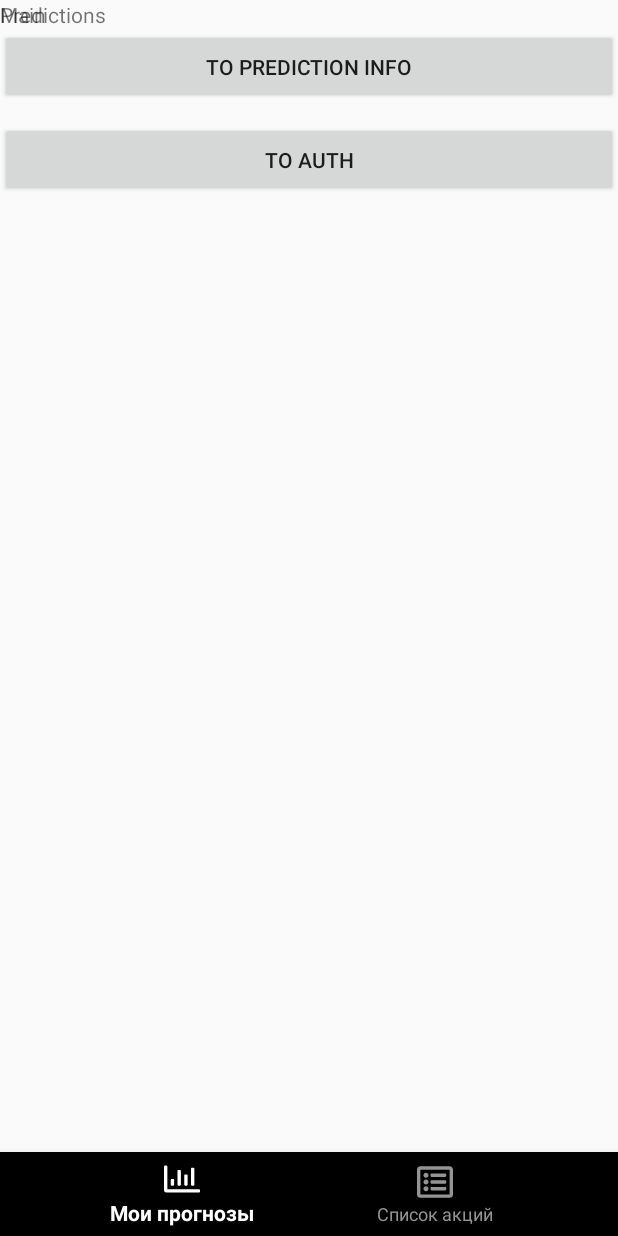
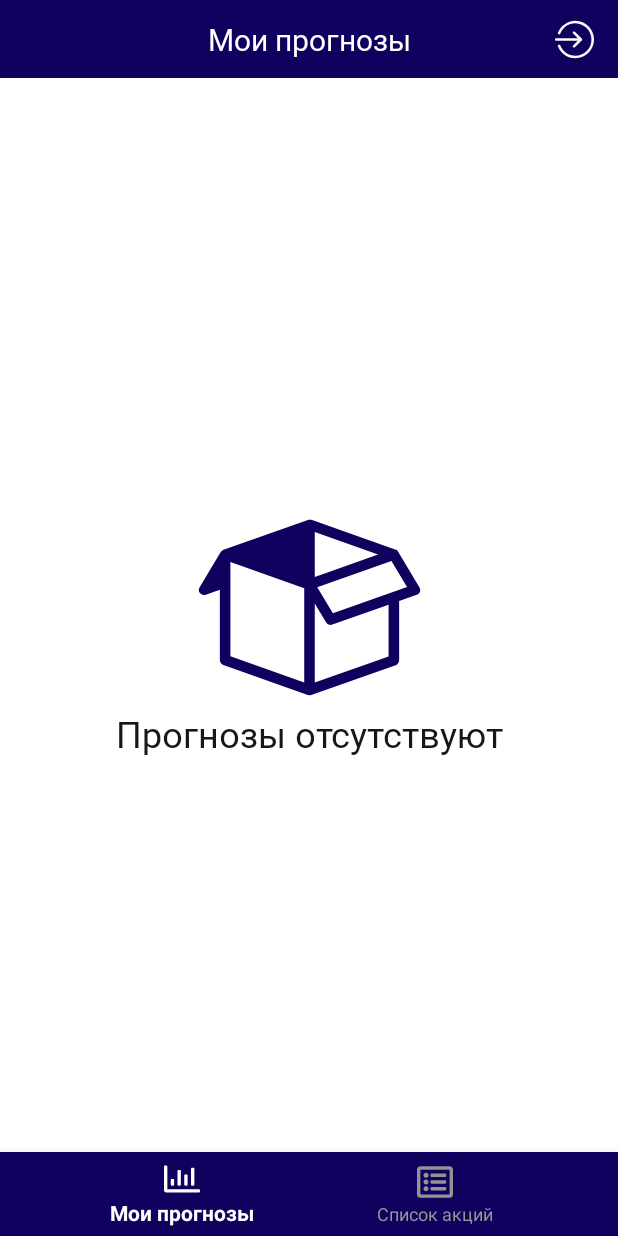
Before and after one commit to penachett/stock_price_prediction_app, an Android app: the MainFragment screen opened through its navigation route, on a phone screen of 412 x 824 dp. Run offline under Robolectric (Android 15) with nearby library versions, the phone set to English and light mode, and no system bars; our stand-ins replace navigation-ui; 1 statement that could not run was skipped.

Commit message:
added predictions + stock fragment ui (+- stub)

```diff
--- a/android/app/src/main/java/com/bmstu/stonksapp/source/HttpHandler.kt
+++ b/android/app/src/main/java/com/bmstu/stonksapp/source/HttpHandler.kt
@@ -1,6 +1,5 @@
 package com.bmstu.stonksapp.source
 
-import android.util.Log
 import com.bmstu.stonksapp.model.ResultWrapper
 import com.bmstu.stonksapp.model.tinkoff.http.ErrorResponse
 import com.google.gson.Gson
@@ -34,7 +33,6 @@ class HttpHandler {
         private fun parseErrorBody(throwable: HttpException): ErrorResponse? {
             return try {
                 throwable.response()?.errorBody()?.string()?.let {
-                    Log.i("parsing", it)
                     Gson().fromJson(it, ErrorResponse::class.java)
                 }
             } catch (exception: Exception) {
--- a/android/app/src/main/java/com/bmstu/stonksapp/ui/AuthFragment.kt
+++ b/android/app/src/main/java/com/bmstu/stonksapp/ui/AuthFragment.kt
@@ -12,8 +12,6 @@ import androidx.fragment.app.activityViewModels
 import androidx.navigation.fragment.findNavController
 import com.bmstu.stonksapp.R
 import com.bmstu.stonksapp.model.ResultWrapper
-import com.bmstu.stonksapp.ui.dialogs.DefaultDialog
-import com.bmstu.stonksapp.ui.dialogs.DefaultDialog.Companion.DIALOG_TEXT_KEY
 import com.bmstu.stonksapp.ui.dialogs.ProgressDialog
 import com.bmstu.stonksapp.util.DialogsWorker
 import com.bmstu.stonksapp.vm.MainViewModel
@@ -46,7 +44,7 @@ class AuthFragment : Fragment() {
             progressDialog = ProgressDialog()
             progressDialog?.show(childFragmentManager, TAG)
             viewModel.getTinkoffRegisterResponses()?.observe(viewLifecycleOwner, {
-                val response = it.getContentIfNotHandled()
+                val response = it.getContentIfNotWatched()
                 response?.let {
                     progressDialog?.dismiss()
                     when (response) {
--- a/android/app/src/main/java/com/bmstu/stonksapp/ui/MainActivity.kt
+++ b/android/app/src/main/java/com/bmstu/stonksapp/ui/MainActivity.kt
@@ -16,7 +16,7 @@ class MainActivity : AppCompatActivity() {
     override fun onCreate(savedInstanceState: Bundle?) {
         super.onCreate(savedInstanceState)
         setContentView(R.layout.activity_main)
-        setStatusBarColor()
+        setStatusBarColor(R.color.black)
         vm.setToken(resources.getString(R.string.tinkoff_api_key))
     }
 
@@ -24,9 +24,9 @@ class MainActivity : AppCompatActivity() {
         vm.openSocket()
     }
 
-    private fun setStatusBarColor() {
+    fun setStatusBarColor(colorResource: Int) {
         window.addFlags(WindowManager.LayoutParams.FLAG_DRAWS_SYSTEM_BAR_BACKGROUNDS)
-        window.statusBarColor = ContextCompat.getColor(this, R.color.black)
+        window.statusBarColor = ContextCompat.getColor(this, colorResource)
     }
 
     companion object {
--- a/android/app/src/main/java/com/bmstu/stonksapp/ui/MainFragment.kt
+++ b/android/app/src/main/java/com/bmstu/stonksapp/ui/MainFragment.kt
@@ -1,10 +1,11 @@
 package com.bmstu.stonksapp.ui
 
 import android.os.Bundle
-import android.util.Log
 import android.view.LayoutInflater
 import android.view.View
 import android.view.ViewGroup
+import android.widget.ImageView
+import android.widget.TextView
 import androidx.fragment.app.Fragment
 import androidx.navigation.NavController
 import androidx.navigation.NavDestination
@@ -16,15 +17,24 @@ import com.google.android.material.bottomnavigation.BottomNavigationView
 
 class MainFragment : Fragment() {
 
+    private lateinit var fragName: TextView
+    private lateinit var logoutIcon: ImageView
+
     override fun onCreate(savedInstanceState: Bundle?) {
         super.onCreate(savedInstanceState)
+        (requireActivity() as? MainActivity)?.setStatusBarColor(R.color.primary_dark)
     }
 
     override fun onCreateView(
-        inflater: LayoutInflater, container: ViewGroup?,
-        savedInstanceState: Bundle?
+            inflater: LayoutInflater, container: ViewGroup?,
+            savedInstanceState: Bundle?
     ): View {
         val view: View = inflater.inflate(R.layout.fragment_main, container, false)
+        fragName = view.findViewById(R.id.main_fragment_name)
+        logoutIcon = view.findViewById(R.id.logout_icon)
+        logoutIcon.setOnClickListener {
+            parentFragment?.findNavController()?.navigate(R.id.action_to_auth_fragment)
+        }
         setBottomMenuNavigation(view)
         return view
     }
@@ -36,9 +46,11 @@ class MainFragment : Fragment() {
             val navController = navHostFragment.navController
             navController.addOnDestinationChangedListener { _: NavController?, destination: NavDestination, _: Bundle? ->
                 if (destination.id == R.id.navigation_predictions) {
-
+                    logoutIcon.visibility = View.VISIBLE
+                    fragName.text = resources.getString(R.string.my_predictions)
                 } else if (destination.id == R.id.navigation_stocks) {
-
+                    logoutIcon.visibility = View.GONE
+                    fragName.text = resources.getString(R.string.stocks_list)
                 }
             }
             val bottomNav: BottomNavigationView = view.findViewById(R.id.bottom_nav_view)
--- a/android/app/src/main/java/com/bmstu/stonksapp/ui/PredictionsFragment.kt
+++ b/android/app/src/main/java/com/bmstu/stonksapp/ui/PredictionsFragment.kt
@@ -25,14 +25,9 @@ class PredictionsFragment : Fragment() {
 
     override fun onViewCreated(view: View, savedInstanceState: Bundle?) {
         super.onViewCreated(view, savedInstanceState)
-        val btnPredictions: Button = view.findViewById(R.id.btn_predictions)
-        btnPredictions.setOnClickListener {
-            parentFragment?.parentFragment?.findNavController()?.navigate(R.id.action_to_prediction_info_fragment)
-        }
-        val btnLogout: Button = view.findViewById(R.id.btn_auth)
-        btnLogout.setOnClickListener {
-            parentFragment?.parentFragment?.findNavController()?.navigate(R.id.action_to_auth_fragment)
-        }
+//        btnPredictions.setOnClickListener {
+//            parentFragment?.parentFragment?.findNavController()?.navigate(R.id.action_to_prediction_info_fragment)
+//        }
     }
 
     companion object {
--- a/android/app/src/main/java/com/bmstu/stonksapp/ui/StocksFragment.kt
+++ b/android/app/src/main/java/com/bmstu/stonksapp/ui/StocksFragment.kt
@@ -26,10 +26,9 @@ class StocksFragment : Fragment() {
 
     override fun onViewCreated(view: View, savedInstanceState: Bundle?) {
         super.onViewCreated(view, savedInstanceState)
-        val btn: Button = view.findViewById(R.id.btn_stock_info)
-        btn.setOnClickListener {
-            parentFragment?.parentFragment?.findNavController()?.navigate(R.id.action_to_stock_info_fragment)
-        }
+//        btn.setOnClickListener {
+//            parentFragment?.parentFragment?.findNavController()?.navigate(R.id.action_to_stock_info_fragment)
+//        }
     }
 
     companion object {
--- a/android/app/src/main/java/com/bmstu/stonksapp/util/DialogsWorker.kt
+++ b/android/app/src/main/java/com/bmstu/stonksapp/util/DialogsWorker.kt
@@ -2,8 +2,6 @@ package com.bmstu.stonksapp.util
 
 import android.os.Bundle
 import androidx.fragment.app.FragmentManager
-import com.bmstu.stonksapp.R
-import com.bmstu.stonksapp.ui.AuthFragment
 import com.bmstu.stonksapp.ui.dialogs.DefaultDialog
 
 class DialogsWorker {
--- a/android/app/src/main/java/com/bmstu/stonksapp/util/Event.kt
+++ b/android/app/src/main/java/com/bmstu/stonksapp/util/Event.kt
@@ -5,7 +5,7 @@ open class Event<out T>(private val content: T) {
     var isWatched = false
         private set
 
-    fun getContentIfNotHandled(): T? {
+    fun getContentIfNotWatched(): T? {
         return if (isWatched) {
             null
         } else {
--- /dev/null
+++ b/android/app/src/main/res/drawable/ic_box.xml
@@ -0,0 +1,9 @@
+<vector xmlns:android="http://schemas.android.com/apk/res/android"
+    android:width="512dp"
+    android:height="512dp"
+    android:viewportWidth="128"
+    android:viewportHeight="128">
+  <path
+      android:pathData="M15,109.8l48,17c0,0 0,0 0,0c0.1,0 0.2,0.1 0.3,0.1c0.2,0.1 0.5,0.1 0.7,0.1c0.2,0 0.3,0 0.5,0c0,0 0,0 0,0c0,0 0,0 0.1,0c0.1,0 0.3,-0.1 0.4,-0.1c0,0 0,0 0,0l48,-17c1.2,-0.4 2,-1.6 2,-2.8V73.4l10,-3.5c0.8,-0.3 1.5,-1 1.8,-1.8s0.2,-1.8 -0.3,-2.6l-12,-20c0,0 -0.1,-0.1 -0.1,-0.1c0,-0.1 -0.1,-0.1 -0.1,-0.2c0,0 0,0 0,0c0,-0.1 -0.1,-0.1 -0.1,-0.2c0,0 0,0 0,-0.1c-0.1,-0.1 -0.1,-0.1 -0.2,-0.2c0,0 -0.1,-0.1 -0.1,-0.1c0,0 -0.1,-0.1 -0.1,-0.1c0,0 -0.1,0 -0.1,0c0,0 -0.1,-0.1 -0.1,-0.1c-0.1,-0.1 -0.2,-0.1 -0.3,-0.1c-0.1,0 -0.1,-0.1 -0.2,-0.1c0,0 0,0 0,0c0,0 0,0 0,0l-48,-17c0,0 0,0 -0.1,0c0,0 -0.1,0 -0.1,0c0,0 -0.1,0 -0.1,0c-0.1,0 -0.1,0 -0.2,0c0,0 0,0 0,0c0,0 0,0 0,0c-0.1,0 -0.1,0 -0.2,0c-0.1,0 -0.1,0 -0.2,0c-0.1,0 -0.2,0 -0.4,0c-0.1,0 -0.1,0 -0.2,0c-0.2,0 -0.4,0.1 -0.5,0.1l-48,17c-0.2,0.1 -0.3,0.1 -0.5,0.2c0,0 -0.1,0.1 -0.1,0.1c-0.1,0.1 -0.2,0.1 -0.3,0.2c0,0 -0.1,0.1 -0.1,0.1c-0.1,0.1 -0.2,0.1 -0.2,0.2c0,0 -0.1,0.1 -0.1,0.1c-0.1,0.1 -0.1,0.2 -0.2,0.2c0,0 0,0.1 -0.1,0.1l-12,20c-0.7,1.1 -0.6,2.5 0.2,3.4C2.3,69.6 3.1,70 4,70c0.3,0 0.7,-0.1 1,-0.2l8,-2.8v40C13,108.3 13.8,109.4 15,109.8zM119.5,65.4l-42.2,15l-8.9,-14.8l42.2,-15L119.5,65.4zM67,34.2L103,47L67,59.8V34.2zM67,74.8l6.4,10.7C74,86.5 75,87 76,87c0.3,0 0.7,-0.1 1,-0.2l32,-11.3v29.4l-42,14.9V74.8zM19,51.2l42,14.9v53.6l-42,-14.9V51.2z"
+      android:fillColor="#000000"/>
+</vector>
--- /dev/null
+++ b/android/app/src/main/res/drawable/ic_logout.xml
@@ -0,0 +1,15 @@
+<vector xmlns:android="http://schemas.android.com/apk/res/android"
+    android:width="490dp"
+    android:height="490dp"
+    android:viewportWidth="490.66666"
+    android:viewportHeight="490">
+  <path
+      android:fillColor="@color/white"
+      android:pathData="m474.668,261h-309.336c-8.832,0 -16,-7.168 -16,-16s7.168,-16 16,-16h309.336c8.832,0 16,7.168 16,16s-7.168,16 -16,16zM474.668,261"/>
+  <path
+      android:fillColor="@color/white"
+      android:pathData="m250.668,346.332c-4.098,0 -8.191,-1.555 -11.309,-4.691l-85.332,-85.332c-6.25,-6.254 -6.25,-16.387 0,-22.637l85.332,-85.332c6.25,-6.25 16.383,-6.25 22.637,0 6.25,6.25 6.25,16.383 0,22.633l-74.027,74.027 74.027,74.027c6.25,6.25 6.25,16.383 0,22.633 -3.137,3.117 -7.234,4.672 -11.328,4.672zM250.668,346.332"/>
+  <path
+      android:fillColor="@color/white"
+      android:pathData="m234.668,479.668c-129.387,0 -234.668,-105.281 -234.668,-234.668s105.281,-234.668 234.668,-234.668c97.086,0 182.805,58.41 218.41,148.824 3.242,8.211 -0.813,17.492 -9.023,20.754 -8.215,3.203 -17.496,-0.789 -20.758,-9.043 -30.742,-78.082 -104.789,-128.535 -188.629,-128.535 -111.746,0 -202.668,90.926 -202.668,202.668s90.922,202.668 202.668,202.668c83.84,0 157.887,-50.453 188.629,-128.512 3.242,-8.258 12.523,-12.246 20.758,-9.047 8.211,3.242 12.266,12.543 9.023,20.758 -35.605,90.391 -121.324,148.801 -218.41,148.801zM234.668,479.668"/>
+</vector>
--- a/android/app/src/main/res/layout/fragment_main.xml
+++ b/android/app/src/main/res/layout/fragment_main.xml
@@ -6,11 +6,42 @@
     xmlns:app="http://schemas.android.com/apk/res-auto"
     tools:context=".ui.MainFragment">
 
-    <TextView
+    <androidx.constraintlayout.widget.ConstraintLayout
+        android:id="@+id/header_cl"
         android:layout_width="match_parent"
         android:layout_height="wrap_content"
-        android:text="Main"
-        app:layout_constraintTop_toTopOf="parent"/>
+        android:minHeight="52dp"
+        android:paddingVertical="2dp"
+        android:background="@color/primary_dark"
+        app:layout_constraintTop_toTopOf="parent">
+
+        <TextView
+            android:id="@+id/main_fragment_name"
+            android:layout_width="match_parent"
+            android:layout_height="wrap_content"
+            android:textAlignment="center"
+            android:textSize="20sp"
+            android:text="@string/my_predictions"
+            android:layout_marginStart="44dp"
+            android:layout_marginEnd="44dp"
+            android:textColor="@color/white"
+            android:fontFamily="@font/mplus_rounded_regular"
+            app:layout_constraintTop_toTopOf="parent"
+            app:layout_constraintBottom_toBottomOf="parent"/>
+
+        <ImageView
+            android:id="@+id/logout_icon"
+            android:layout_width="26dp"
+            android:layout_height="26dp"
+            android:layout_marginEnd="16dp"
+            android:src="@drawable/ic_logout"
+            android:rotation="180"
+            android:visibility="visible"
+            app:layout_constraintTop_toTopOf="parent"
+            app:layout_constraintBottom_toBottomOf="parent"
+            app:layout_constraintEnd_toEndOf="parent"/>
+
+    </androidx.constraintlayout.widget.ConstraintLayout>
 
     <androidx.fragment.app.FragmentContainerView
         android:id="@+id/inner_nav_host_fragment"
@@ -18,7 +49,7 @@
         android:layout_width="match_parent"
         android:layout_height="0dp"
         app:layout_constraintStart_toStartOf="parent"
-        app:layout_constraintTop_toTopOf="parent"
+        app:layout_constraintTop_toBottomOf="@id/header_cl"
         app:layout_constraintBottom_toTopOf="@id/bottom_nav_view"
         app:navGraph="@navigation/bottom_navigation" />
 
@@ -26,7 +57,7 @@
         android:id="@+id/bottom_nav_view"
         android:layout_width="match_parent"
         android:layout_height="wrap_content"
-        android:background="@color/black"
+        android:background="@color/primary_dark"
         app:labelVisibilityMode="labeled"
         style="@style/bottomNavMenu"
         app:itemIconTint="@drawable/bottom_nav_colors"
--- a/android/app/src/main/res/layout/fragment_predictions.xml
+++ b/android/app/src/main/res/layout/fragment_predictions.xml
@@ -1,31 +1,63 @@
 <?xml version="1.0" encoding="utf-8"?>
-<androidx.constraintlayout.widget.ConstraintLayout xmlns:android="http://schemas.android.com/apk/res/android"
-    xmlns:tools="http://schemas.android.com/tools"
+<androidx.constraintlayout.widget.ConstraintLayout
+    xmlns:android="http://schemas.android.com/apk/res/android"
     android:layout_width="match_parent"
     android:layout_height="match_parent"
     xmlns:app="http://schemas.android.com/apk/res-auto"
-    tools:context=".ui.PredictionsFragment">
+    android:background="@color/white">
 
-    <TextView
-        android:id="@+id/tv"
+    <androidx.recyclerview.widget.RecyclerView
+        android:id="@+id/predictions_list"
+        android:layout_width="match_parent"
+        android:layout_height="match_parent"
+        app:layout_constraintTop_toTopOf="parent"
+        app:layout_constraintStart_toStartOf="parent"
+        android:scrollbars="none"/>
+
+    <ProgressBar
+        android:id="@+id/progress_predictions"
+        style="?android:attr/progressBarStyle"
+        android:layout_width="50dp"
+        android:layout_height="50dp"
+        android:visibility="gone"
+        app:layout_constraintVertical_bias="0.35"
+        app:layout_constraintHorizontal_bias="0.5"
+        app:layout_constraintStart_toStartOf="parent"
+        app:layout_constraintTop_toTopOf="parent"
+        app:layout_constraintBottom_toBottomOf="parent"
+        app:layout_constraintEnd_toEndOf="parent"
+        android:indeterminateTint="@color/primary_dark"/>
+
+    <androidx.constraintlayout.widget.ConstraintLayout
+        android:id="@+id/empty_predictions_cl"
         android:layout_width="match_parent"
         android:layout_height="wrap_content"
-        android:text="Predictions"
-        app:layout_constraintTop_toTopOf="parent"/>
+        android:layout_marginHorizontal="20dp"
+        android:visibility="visible"
+        app:layout_constraintTop_toTopOf="parent"
+        app:layout_constraintBottom_toBottomOf="parent">
 
-    <Button
-        android:id="@+id/btn_predictions"
-        android:layout_width="match_parent"
-        android:layout_height="50dp"
-        android:text="to prediction info"
-        app:layout_constraintTop_toBottomOf="@id/tv"/>
+        <ImageView
+            android:id="@+id/empty_predictions_icon"
+            android:layout_width="150dp"
+            android:layout_height="150dp"
+            android:src="@drawable/ic_box"
+            app:tint="@color/primary_dark"
+            app:layout_constraintTop_toTopOf="parent"
+            app:layout_constraintStart_toStartOf="parent"
+            app:layout_constraintEnd_toEndOf="parent"/>
 
-    <Button
-        android:id="@+id/btn_auth"
-        android:layout_width="match_parent"
-        android:layout_height="50dp"
-        android:text="to auth"
-        android:layout_marginTop="12dp"
-        app:layout_constraintTop_toBottomOf="@id/btn_predictions"/>
+        <TextView
+            android:layout_width="match_parent"
+            android:layout_height="wrap_content"
+            android:textAlignment="center"
+            android:layout_marginTop="8dp"
+            android:textSize="24sp"
+            android:text="@string/no_predictions"
+            android:textColor="@color/main_black"
+            android:fontFamily="@font/mplus_rounded_regular"
+            app:layout_constraintTop_toBottomOf="@id/empty_predictions_icon"/>
+
+    </androidx.constraintlayout.widget.ConstraintLayout>
 
 </androidx.constraintlayout.widget.ConstraintLayout>
--- a/android/app/src/main/res/layout/fragment_stocks.xml
+++ b/android/app/src/main/res/layout/fragment_stocks.xml
@@ -1,24 +1,32 @@
 <?xml version="1.0" encoding="utf-8"?>
 <androidx.constraintlayout.widget.ConstraintLayout
     xmlns:android="http://schemas.android.com/apk/res/android"
-    xmlns:tools="http://schemas.android.com/tools"
     android:layout_width="match_parent"
     android:layout_height="match_parent"
     xmlns:app="http://schemas.android.com/apk/res-auto"
-    tools:context=".ui.StocksFragment">
+    android:background="@color/white">
 
-    <TextView
-        android:id="@+id/tv"
+    <androidx.recyclerview.widget.RecyclerView
+        android:id="@+id/stocks_list"
         android:layout_width="match_parent"
-        android:layout_height="wrap_content"
-        android:text="Stocks"
-        app:layout_constraintTop_toTopOf="parent"/>
+        android:layout_height="match_parent"
+        app:layout_constraintTop_toTopOf="parent"
+        app:layout_constraintStart_toStartOf="parent"
+        android:scrollbars="none"/>
 
-    <Button
-        android:id="@+id/btn_stock_info"
-        android:layout_width="match_parent"
+    <ProgressBar
+        android:id="@+id/progress_stocks"
+        style="?android:attr/progressBarStyle"
+        android:layout_width="50dp"
         android:layout_height="50dp"
-        android:text="to stock info"
-        app:layout_constraintTop_toBottomOf="@id/tv"/>
+        android:visibility="visible"
+        app:layout_constraintVertical_bias="0.35"
+        app:layout_constraintHorizontal_bias="0.5"
+        app:layout_constraintStart_toStartOf="parent"
+        app:layout_constraintTop_toTopOf="parent"
+        app:layout_constraintBottom_toBottomOf="parent"
+        app:layout_constraintEnd_toEndOf="parent"
+        android:indeterminateTint="@color/primary"/>
+
 
 </androidx.constraintlayout.widget.ConstraintLayout>
--- a/android/app/src/main/res/values/strings.xml
+++ b/android/app/src/main/res/values/strings.xml
@@ -13,4 +13,5 @@
     <string name="please_wait">Пожалуйста, подождите</string>
     <string name="default_error_message">Произошла ошибка. Пожалуйста, проверьте соединение и попробуйте снова</string>
     <string name="network_error_message">Не удалось загрузить данные. Пожалуйста, проверьте соединение и попробуйте снова</string>
+    <string name="no_predictions">Прогнозы отсутствуют</string>
 </resources>
```
